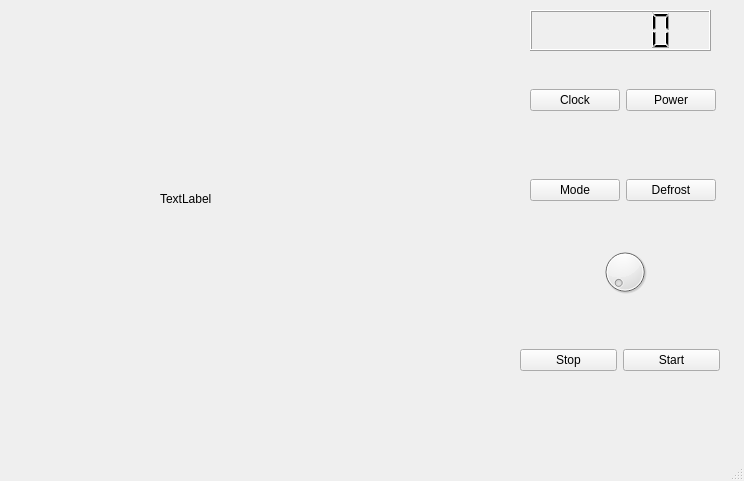
BarthPaleologue/WaveX2000, file mainwindow.ui: the form before one commit.
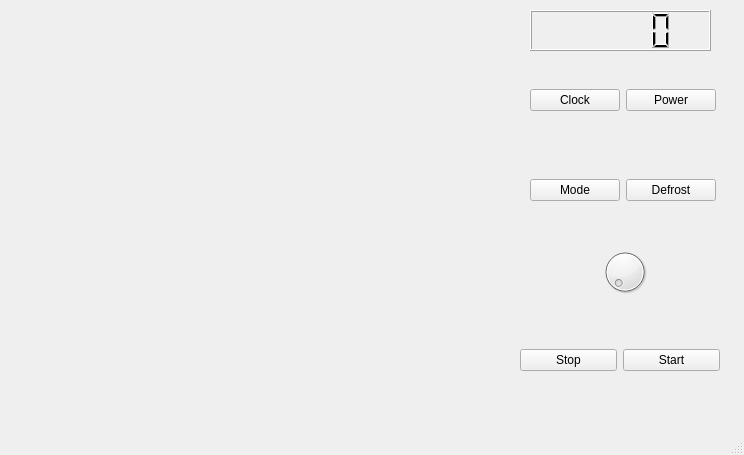
The form after the commit.

The edit to the form file:
```diff
--- a/mainwindow.ui
+++ b/mainwindow.ui
@@ -7,7 +7,7 @@
     <x>0</x>
     <y>0</y>
     <width>744</width>
-    <height>481</height>
+    <height>455</height>
    </rect>
   </property>
   <property name="windowTitle">
@@ -115,14 +115,14 @@
    <widget class="QLabel" name="cookIndicator">
     <property name="geometry">
      <rect>
-      <x>160</x>
-      <y>190</y>
-      <width>67</width>
-      <height>17</height>
+      <x>0</x>
+      <y>0</y>
+      <width>511</width>
+      <height>401</height>
      </rect>
     </property>
     <property name="text">
-     <string>TextLabel</string>
+     <string/>
     </property>
    </widget>
   </widget>
```
